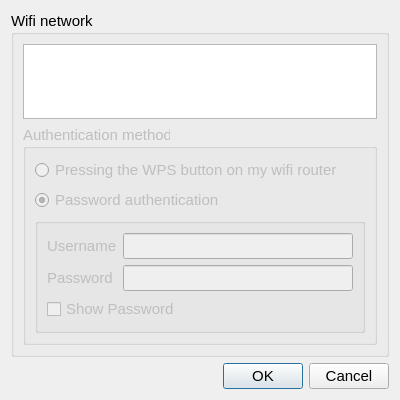
Above: recovery/wifisettingsdialog.ui from procount/pinn before the change. Below: the same form after it.
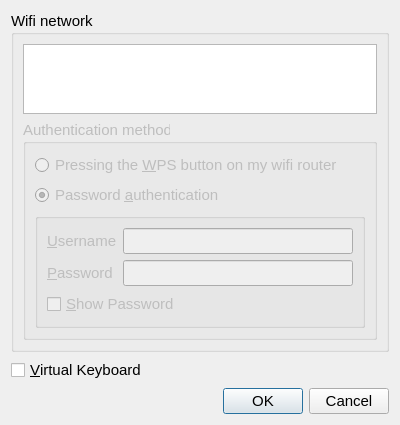
That is the form after the change.

Commit message:
p3.3.2 Working virtual keyboard for options dialog
Ported new cec & joy structure from mcn
Add VirtualKeyboard (check Joystick window/menu)
Add Joystick to kernel & buildroot. Add Ccache
fixed joystick. Fixed silent network install
Update docs & TS

```diff
--- a/recovery/wifisettingsdialog.ui
+++ b/recovery/wifisettingsdialog.ui
@@ -10,7 +10,7 @@
     <x>0</x>
     <y>0</y>
     <width>400</width>
-    <height>400</height>
+    <height>415</height>
    </rect>
   </property>
   <property name="font">
@@ -61,14 +61,14 @@
          <item>
           <widget class="QRadioButton" name="WpsRadio">
            <property name="text">
-            <string>Pressing the WPS button on my wifi router</string>
+            <string>Pressing the &amp;WPS button on my wifi router</string>
            </property>
           </widget>
          </item>
          <item>
           <widget class="QRadioButton" name="passwordRadio">
            <property name="text">
-            <string>Password authentication</string>
+            <string>Password &amp;authentication</string>
            </property>
            <property name="checked">
             <bool>true</bool>
@@ -93,7 +93,10 @@
                <bool>false</bool>
               </property>
               <property name="text">
-               <string>Username</string>
+               <string>&amp;Username</string>
+              </property>
+              <property name="buddy">
+               <cstring>userEdit</cstring>
               </property>
              </widget>
             </item>
@@ -107,7 +110,10 @@
             <item row="1" column="0">
              <widget class="QLabel" name="label_3">
               <property name="text">
-               <string>Password</string>
+               <string>&amp;Password</string>
+              </property>
+              <property name="buddy">
+               <cstring>passwordEdit</cstring>
               </property>
              </widget>
             </item>
@@ -121,7 +127,7 @@
             <item row="2" column="0" colspan="2">
              <widget class="QCheckBox" name="checkBox">
               <property name="text">
-               <string>Show Password</string>
+               <string>&amp;Show Password</string>
               </property>
              </widget>
             </item>
@@ -134,6 +140,13 @@
      </layout>
     </widget>
    </item>
+   <item>
+    <widget class="QCheckBox" name="vkeyboard">
+     <property name="text">
+      <string>&amp;Virtual Keyboard</string>
+     </property>
+    </widget>
+   </item>
    <item>
     <widget class="QDialogButtonBox" name="buttonBox">
      <property name="orientation">
```
The commit also changes 64 other files.
